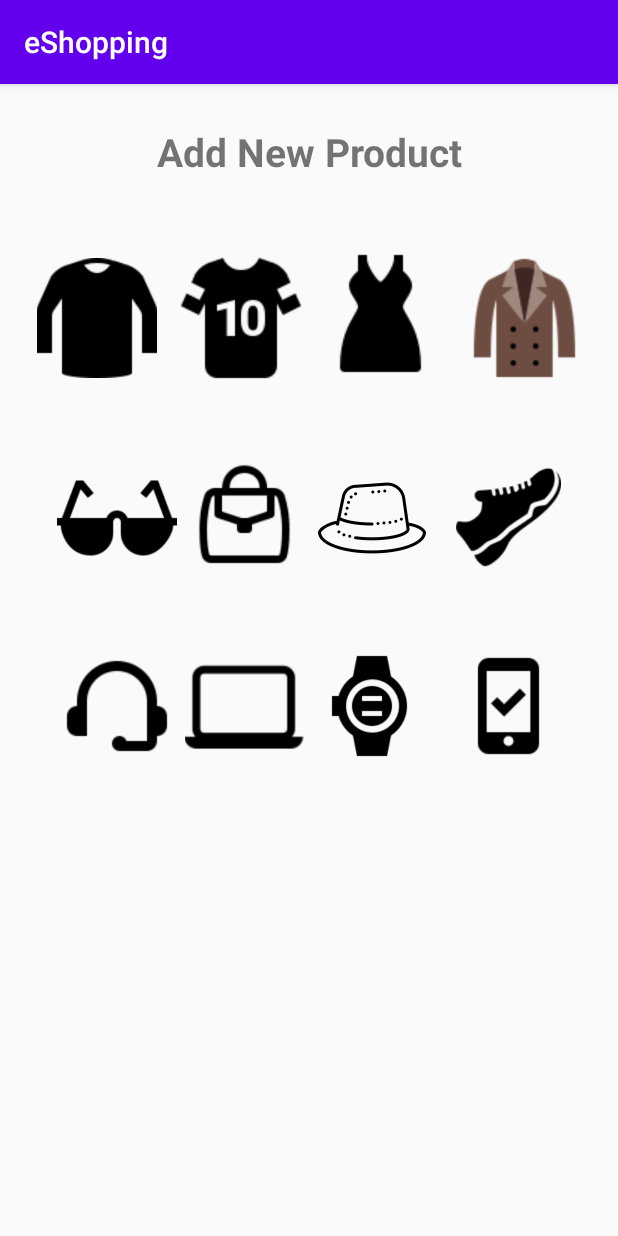
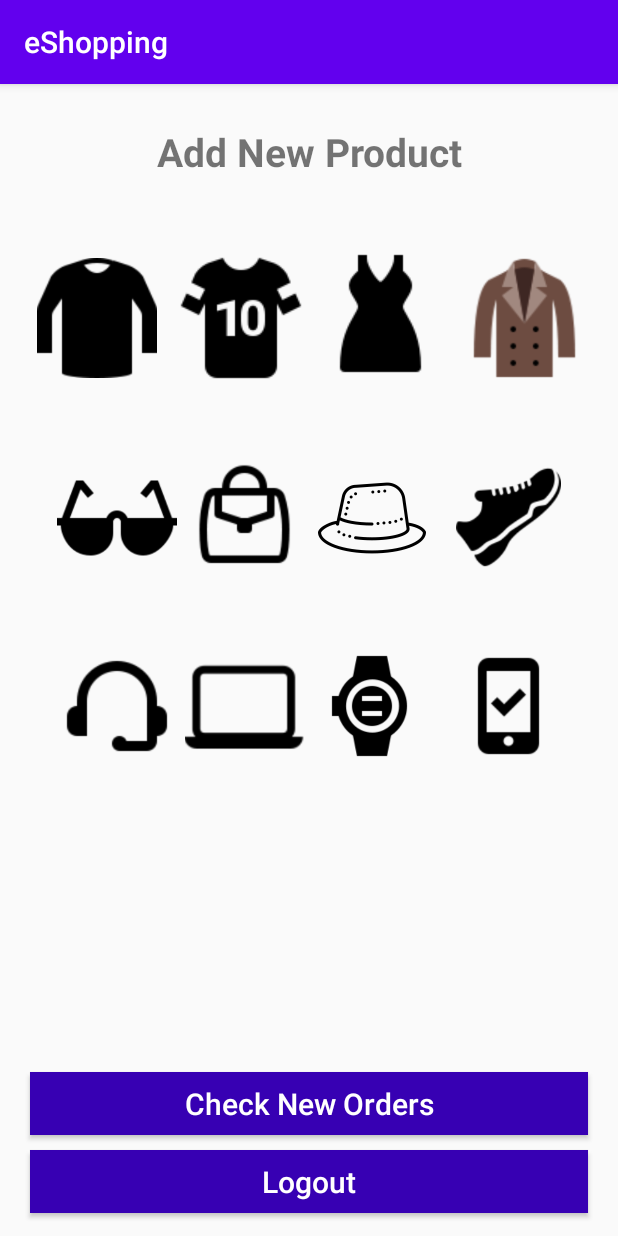
Before and after one commit to lahiru-98/eShopping-MadProject-, an Android app: the AdminCategoryActivity screen opened directly, with no data from a screen before it, on a phone screen of 412 x 824 dp. Run offline under Robolectric (Android 15) with nearby library versions, the phone set to English and light mode, and no system bars.

Commit message:
Admin Category activity was Modified

```diff
--- a/app/build.gradle
+++ b/app/build.gradle
@@ -47,6 +47,8 @@ dependencies {
 
     implementation 'io.paperdb:paperdb:2.6'
 
+    implementation 'com.cepheuen.elegant-number-button:lib:1.0.2'
+
     testImplementation 'junit:junit:4.12'
     androidTestImplementation 'androidx.test.ext:junit:1.1.1'
     androidTestImplementation 'androidx.test.espresso:espresso-core:3.2.0'
--- a/app/src/main/AndroidManifest.xml
+++ b/app/src/main/AndroidManifest.xml
@@ -9,7 +9,9 @@
         android:roundIcon="@mipmap/ic_launcher_round"
         android:supportsRtl="true"
         android:theme="@style/AppTheme">
-        <activity android:name=".AdminAddNewProductActivity"></activity>
+        <activity android:name=".AdminNewOrdersActivity"></activity>
+        <activity android:name=".ProductDetailsActivity" />
+        <activity android:name=".AdminAddNewProductActivity" />
         <activity android:name=".AdminCategoryActivity" />
         <activity android:name=".RegisterActivity" />
         <activity android:name=".LoginActivity" />
--- a/app/src/main/java/com/example/eshopping/AdminCategoryActivity.java
+++ b/app/src/main/java/com/example/eshopping/AdminCategoryActivity.java
@@ -5,7 +5,9 @@ import androidx.appcompat.app.AppCompatActivity;
 import android.content.Intent;
 import android.os.Bundle;
 import android.view.View;
+import android.widget.Button;
 import android.widget.ImageView;
+import android.widget.SearchView;
 
 public class AdminCategoryActivity extends AppCompatActivity {
 
@@ -14,10 +16,33 @@ public class AdminCategoryActivity extends AppCompatActivity {
     private ImageView glasses, hatsCaps, walletsBagsPurses, shoes;
     private ImageView headPhonesHandFree, Laptops, watches, mobilePhones;
 
+    private Button LogoutBtn,CheckOrdersBtn;
+
     @Override
     protected void onCreate(Bundle savedInstanceState) {
         super.onCreate(savedInstanceState);
         setContentView(R.layout.activity_admin_category);
+
+        LogoutBtn =(Button) findViewById(R.id.admin_logout_btn);
+        CheckOrdersBtn =(Button) findViewById(R.id.check_orders_btn);
+
+        LogoutBtn.setOnClickListener(new View.OnClickListener() {
+            @Override
+            public void onClick(View view) {
+                Intent intent = new Intent(AdminCategoryActivity.this,MainActivity.class);
+                intent.addFlags(Intent.FLAG_ACTIVITY_CLEAR_TASK | Intent.FLAG_ACTIVITY_CLEAR_TASK);
+                startActivity(intent);
+                finish();
+            }
+        });
+
+        CheckOrdersBtn.setOnClickListener(new View.OnClickListener() {
+            @Override
+            public void onClick(View view) {
+                Intent intent = new Intent(AdminCategoryActivity.this,AdminNewOrdersActivity.class);
+                startActivity(intent);
+            }
+        });
 
         tShirts = (ImageView) findViewById(R.id.t_shirts);
         sportsTShirts = (ImageView) findViewById(R.id.sports_t_shirts);
--- a/app/src/main/java/com/example/eshopping/ui/home/HomeViewModel.java
+++ b/app/src/main/java/com/example/eshopping/ui/home/HomeViewModel.java
@@ -10,7 +10,7 @@ public class HomeViewModel extends ViewModel {
 
     public HomeViewModel() {
         mText = new MutableLiveData<>();
-        mText.setValue("This is home ");
+       // mText.setValue("This is home ");
     }
 
     public LiveData<String> getText() {
--- a/app/src/main/res/layout/activity_admin_category.xml
+++ b/app/src/main/res/layout/activity_admin_category.xml
@@ -149,5 +149,36 @@
 
     </LinearLayout>
 
+    <Button
+    android:id="@+id/check_orders_btn"
+    android:layout_width="match_parent"
+    android:layout_height="42dp"
+    android:layout_above="@+id/admin_logout_btn"
+    android:layout_marginLeft="20dp"
+    android:layout_marginRight="20dp"
+    android:layout_marginBottom="10dp"
+    android:background="@color/colorPrimaryDark"
+    android:text="Check New Orders"
+    android:textColor="@android:color/white"
+    android:textSize="20dp"
+    android:textAllCaps="false"
+    />
+
+
+    <Button
+        android:id="@+id/admin_logout_btn"
+        android:layout_width="match_parent"
+        android:layout_height="42dp"
+        android:layout_alignParentBottom="true"
+        android:layout_marginLeft="20dp"
+        android:layout_marginRight="20dp"
+        android:layout_marginBottom="15dp"
+        android:background="@color/colorPrimaryDark"
+        android:text="Logout"
+        android:textColor="@android:color/white"
+        android:textSize="20dp"
+        android:textAllCaps="false"
+        />
+
 
 </RelativeLayout>
--- a/app/src/main/res/layout/fragment_home.xml
+++ b/app/src/main/res/layout/fragment_home.xml
@@ -4,7 +4,8 @@
     xmlns:tools="http://schemas.android.com/tools"
     android:layout_width="match_parent"
     android:layout_height="match_parent"
-    tools:context=".ui.home.HomeFragment">
+    tools:context=".ui.home.HomeFragment"
+    >
 
     <TextView
         android:id="@+id/text_home"
```
Also changed, not shown: app/src/main/java/com/example/eshopping/HomeActivity.java (+12 -1 lines).
